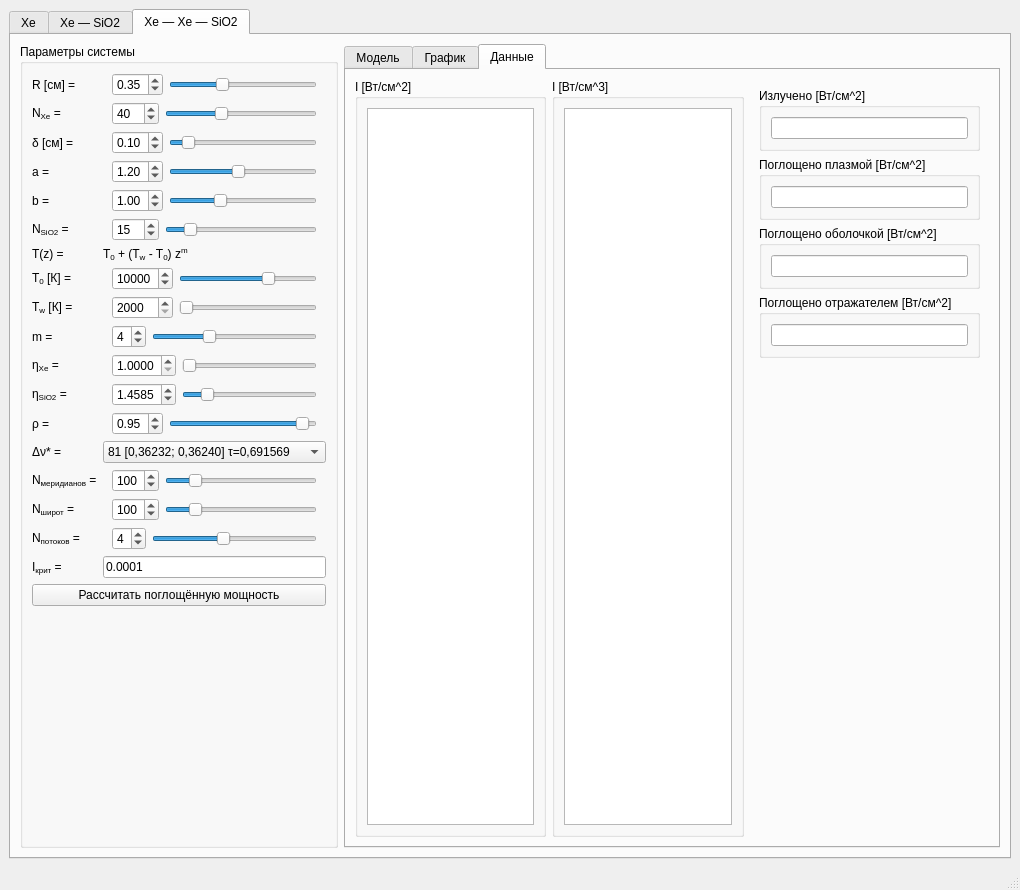
wcdbmv/MT, file gui/main_window.ui: the form before one commit.
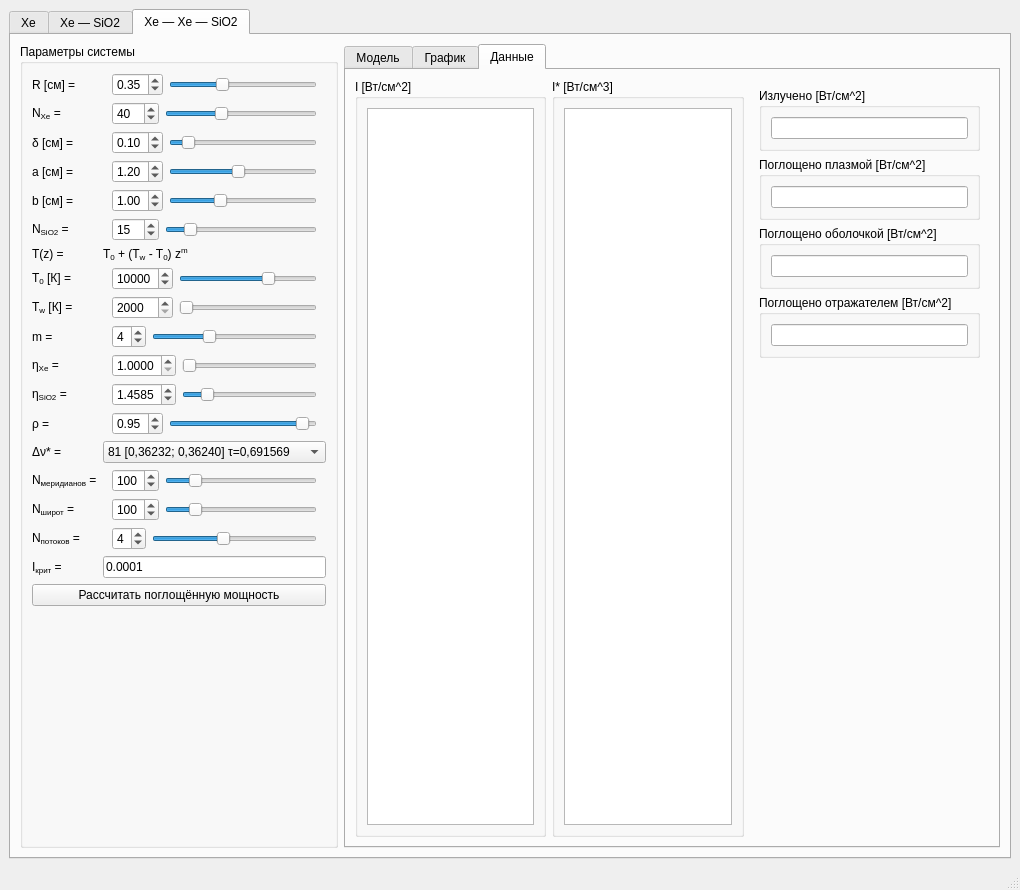
The form after the commit. The open tabs and pages were chosen to show the change. Custom widgets are drawn as their Qt base class.

```diff
--- a/gui/main_window.ui
+++ b/gui/main_window.ui
@@ -3728,7 +3728,7 @@
            <item row="3" column="0">
             <widget class="QLabel" name="xexeSiO2ALabel">
              <property name="text">
-              <string>a =</string>
+              <string>a [см] =</string>
              </property>
             </widget>
            </item>
@@ -3782,7 +3782,7 @@
            <item row="4" column="0">
             <widget class="QLabel" name="xexeSiO2BLabel">
              <property name="text">
-              <string>b =</string>
+              <string>b [см] =</string>
              </property>
             </widget>
            </item>
@@ -5404,7 +5404,7 @@
             <item>
              <widget class="QGroupBox" name="xexeSiO2DataI3GroupBox">
               <property name="title">
-               <string>I [Вт/см^3]</string>
+               <string>I* [Вт/см^3]</string>
               </property>
               <layout class="QGridLayout" name="gridLayout_14">
                <item row="0" column="0">
```
Left out of the diff: 6 changed lines with no effect on the pictures.
